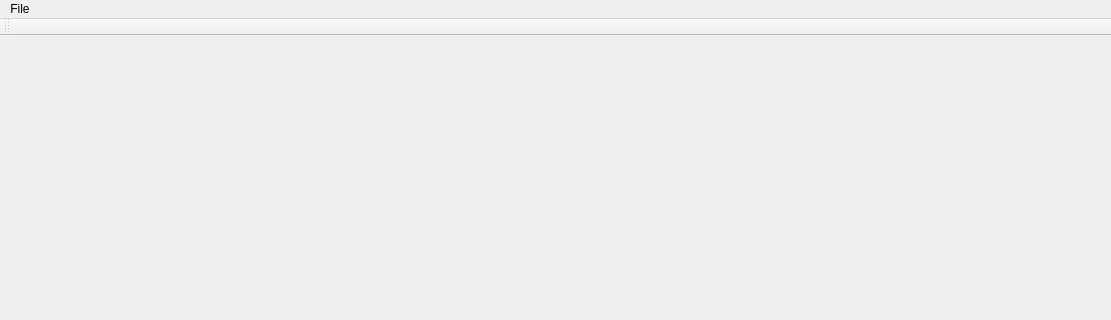
First picture: the form in apps/opencs/opencs.ui, repository zinnschlag/openmw, before the edit; both pictures show x 0 to 1111 and y 0 to 320 of the 1111 by 640 pixel window.
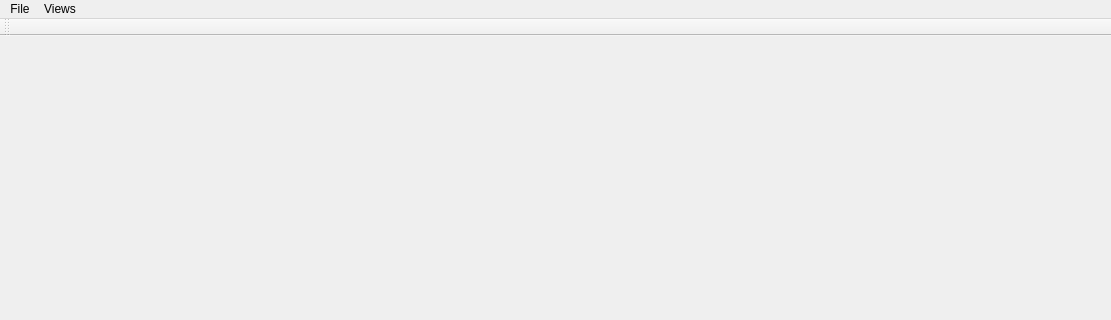
Second picture: the form after the edit. Icons and pictures are not drawn.

Commit message: new IdList menu item

```diff
--- a/apps/opencs/opencs.ui
+++ b/apps/opencs/opencs.ui
@@ -46,7 +46,14 @@
     </property>
     <addaction name="actionOpen"/>
    </widget>
+   <widget class="QMenu" name="menuViews">
+    <property name="title">
+     <string>Views</string>
+    </property>
+    <addaction name="actionAddIdList"/>
+   </widget>
    <addaction name="menuFile"/>
+   <addaction name="menuViews"/>
   </widget>
   <widget class="QToolBar" name="mainToolBar">
    <attribute name="toolBarArea">
```
Left out of the diff: 10 changed lines with no effect on the pictures. The commit also changes 3 other files.
